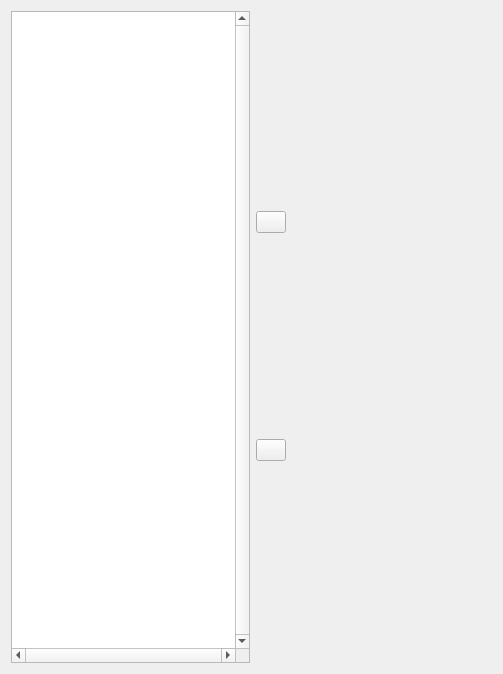
Above: src/GUI/ui/ImportBrowser.ui from VLMC/vlmc before the change. Below: the same form after it.
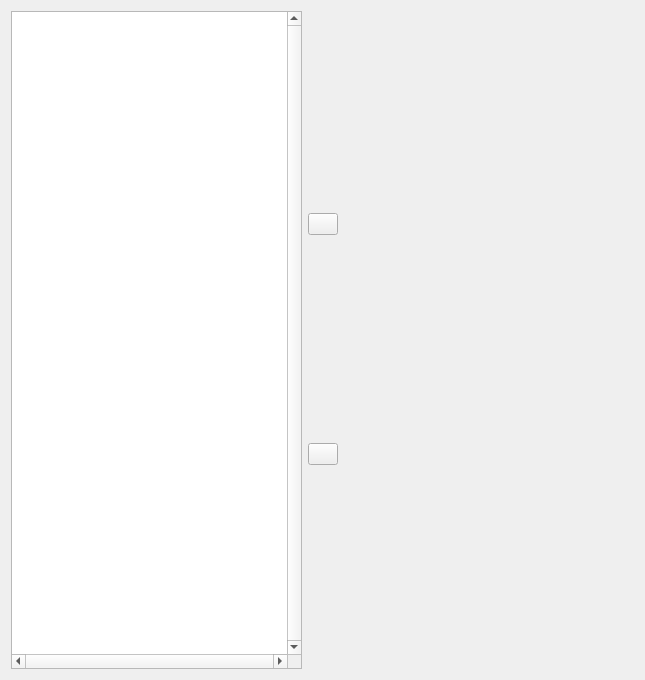
That is the form after the change. Icons and pictures are not drawn.

Commit message: The medias can now be removed from the listView in the import menu. Add of a clip list inside a media. This list can now be shown by the arrow in the MediaCellView. This arrow is a generic clickableLabel.

The edit to the form file:
```diff
--- a/src/GUI/ui/ImportBrowser.ui
+++ b/src/GUI/ui/ImportBrowser.ui
@@ -6,12 +6,12 @@
    <rect>
     <x>0</x>
     <y>0</y>
-    <width>503</width>
-    <height>674</height>
+    <width>645</width>
+    <height>680</height>
    </rect>
   </property>
   <property name="sizePolicy">
-   <sizepolicy hsizetype="Ignored" vsizetype="Ignored">
+   <sizepolicy hsizetype="Expanding" vsizetype="Expanding">
     <horstretch>0</horstretch>
     <verstretch>0</verstretch>
    </sizepolicy>
@@ -67,9 +67,15 @@
    </item>
    <item row="0" column="2">
     <widget class="QWidget" name="MediaListWidget" native="true">
+     <property name="sizePolicy">
+      <sizepolicy hsizetype="Expanding" vsizetype="Expanding">
+       <horstretch>0</horstretch>
+       <verstretch>0</verstretch>
+      </sizepolicy>
+     </property>
      <property name="minimumSize">
       <size>
-       <width>200</width>
+       <width>0</width>
        <height>0</height>
       </size>
      </property>
```
The commit also changes 22 other files.
